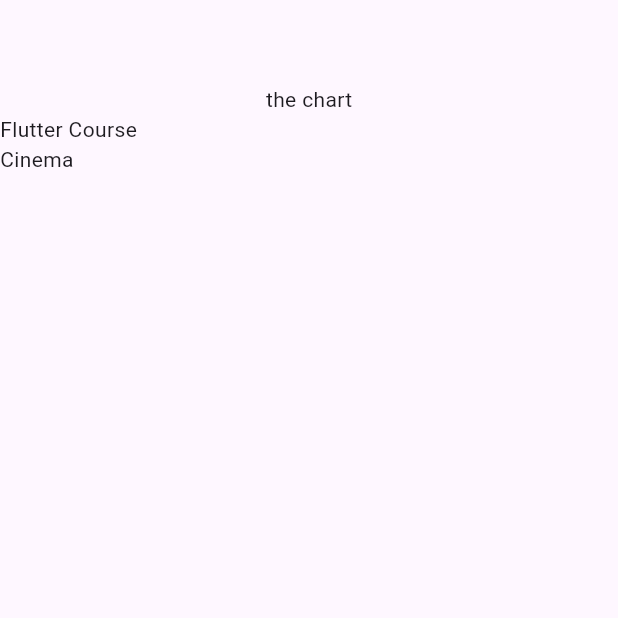
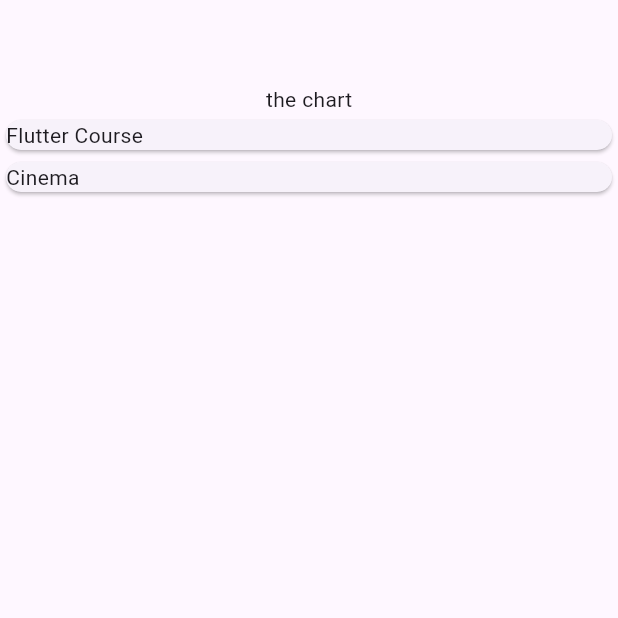
Before and after one commit to Johnatanvq/expense_tracker_app, a Flutter app: the screen it shows after launch, on a phone screen of 412 x 824 dp, the top half of it. Run offline on Flutter 3.47's test engine with Material 3 defaults, Android fonts, the phone set to English and light mode, and no system bars.

Commit message:
expense list added to widget for espenses menu

```diff
--- a/lib/components/expenses_list/expense_item.dart
+++ b/lib/components/expenses_list/expense_item.dart
@@ -0,0 +1,22 @@
+
+
+import 'package:expense_tracker/models/expense.dart';
+import 'package:flutter/material.dart';
+
+class ExpenseItem extends StatelessWidget {
+  const ExpenseItem (
+    this.expense,
+    {super.key}
+  );
+
+  final Expense expense;
+
+  @override
+  Widget build(context) {
+    return Card(
+      child: Text(
+        expense.title
+      ),
+    );
+  }
+}
--- a/lib/components/expenses_list/expenses_list.dart
+++ b/lib/components/expenses_list/expenses_list.dart
@@ -1,3 +1,4 @@
+import 'package:expense_tracker/components/expenses_list/expense_item.dart';
 import 'package:flutter/material.dart';
 import 'package:expense_tracker/models/expense.dart';
 
@@ -14,9 +15,7 @@
     return ListView.builder(
       itemCount: expenses.length,
       itemBuilder: (ctx, index) =>
-        Text(
-          expenses[index].title,
-        ),
+        ExpenseItem(expenses[index])
     );
   }
 }
```
